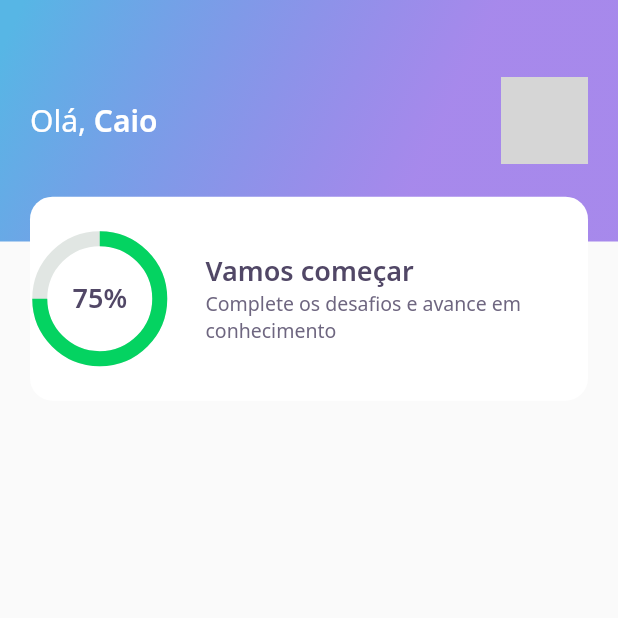
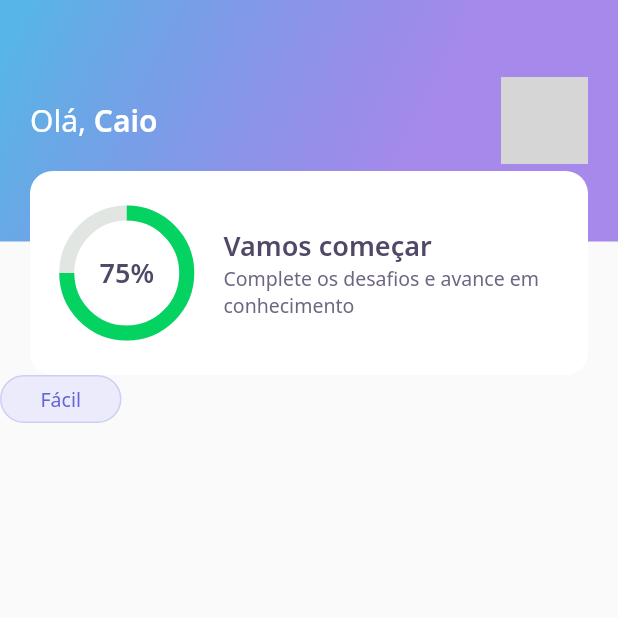
Before and after one commit to caiotriana/dev-quiz, a Flutter app: the screen it shows after launch, on a phone screen of 412 x 824 dp, the top half of it. Run offline on Flutter 3.47's test engine with Material 2 defaults, Android fonts, the phone set to English and light mode, and no system bars; our stand-ins replace google_fonts; network calls fail; grey boxes are pictures that could not be loaded.

```diff
--- a/lib/home/home_page.dart
+++ b/lib/home/home_page.dart
@@ -1,6 +1,6 @@
 import 'package:DevQuiz/home/widgets/appbar/app_bar_widget.dart';
+import 'package:DevQuiz/home/widgets/levelbutton/level_button_widget.dart';
 import 'package:flutter/material.dart';
-import './widgets/appbar/app_bar_widget.dart';
 
 class HomePage extends StatefulWidget {
 
@@ -13,6 +13,9 @@ class _HomePageState extends State<HomePage> {
   Widget build(BuildContext context) {
     return Scaffold(
       appBar: AppBarWidget(),
+      body: LevelButtonWidget(
+        label: "Fácil"
+      )
     );
   }
 }
--- a/lib/home/widgets/appbar/app_bar_widget.dart
+++ b/lib/home/widgets/appbar/app_bar_widget.dart
@@ -45,7 +45,7 @@ class AppBarWidget extends PreferredSize {
             ),
           ),
           Align(
-            alignment: Alignment(0.0,1.3),
+            alignment: Alignment(0.0,1.0),
             child: ScoreCardWidget())
         ],
       ),
--- /dev/null
+++ b/lib/home/widgets/levelbutton/level_button_widget.dart
@@ -0,0 +1,57 @@
+import 'package:DevQuiz/core/app_colors.dart';
+import 'package:flutter/material.dart';
+import 'package:google_fonts/google_fonts.dart';
+
+class LevelButtonWidget extends StatelessWidget {
+  final String label;
+
+  LevelButtonWidget({
+    Key? key,
+    required this.label,
+    }) : assert(["Fácil", "Médio", "Difícil", "Perito"].contains(label)), super(key: key);
+
+  final config = {
+    "Fácil" : {
+      "color" : AppColors.levelButtonFacil,
+      "borderColor" : AppColors.levelButtonBorderFacil,
+      "fontColor" : AppColors.levelButtonTextFacil
+    },
+    "Médio" : {
+      "color" : AppColors.levelButtonMedio,
+      "borderColor" : AppColors.levelButtonBorderMedio,
+      "fontColor" : AppColors.levelButtonTextMedio
+    },
+    "Difícil" : {
+      "color" : AppColors.levelButtonDificil,
+      "borderColor" : AppColors.levelButtonBorderDificil,
+      "fontColor" : AppColors.levelButtonTextDificil
+    },
+    "Perito" : {
+      "color" : AppColors.levelButtonPerito,
+      "borderColor" : AppColors.levelButtonBorderPerito,
+      "fontColor" : AppColors.levelButtonTextPerito
+    },
+  };
+
+  Color get color => config[label]!['color']!;
+  Color get borderColor => config[label]!['borderColor']!;
+  Color get fontColor => config[label]!['fontColor']!;
+
+  @override
+  Widget build(BuildContext context) {
+    return Container(
+      decoration: BoxDecoration(
+        color : color,
+        border : Border.fromBorderSide(BorderSide(color: borderColor)),
+        borderRadius: BorderRadius.circular(28),
+      ),
+      child: Padding(
+        padding: const EdgeInsets.symmetric(horizontal : 26, vertical : 6),
+        child: Text(label, style: GoogleFonts.notoSans(
+          color : fontColor,
+          fontSize : 13
+        )),
+      )
+    );
+  }
+}
--- a/lib/home/widgets/scorecard/score_card_widget.dart
+++ b/lib/home/widgets/scorecard/score_card_widget.dart
@@ -14,7 +14,9 @@ class ScoreCardWidget extends StatelessWidget {
           color: AppColors.white,
           borderRadius: BorderRadius.circular(15)
         ),
-        child : Row(
+        child : Padding(
+          padding: const EdgeInsets.symmetric(horizontal : 24),
+          child: Row(
             crossAxisAlignment: CrossAxisAlignment.center,
             children: [
               Expanded(
@@ -42,6 +44,7 @@ class ScoreCardWidget extends StatelessWidget {
                   ),
               )
             ],
+          ),
         )
       ),
     );
```
Lines whose indentation alone changed are shown as unchanged.
